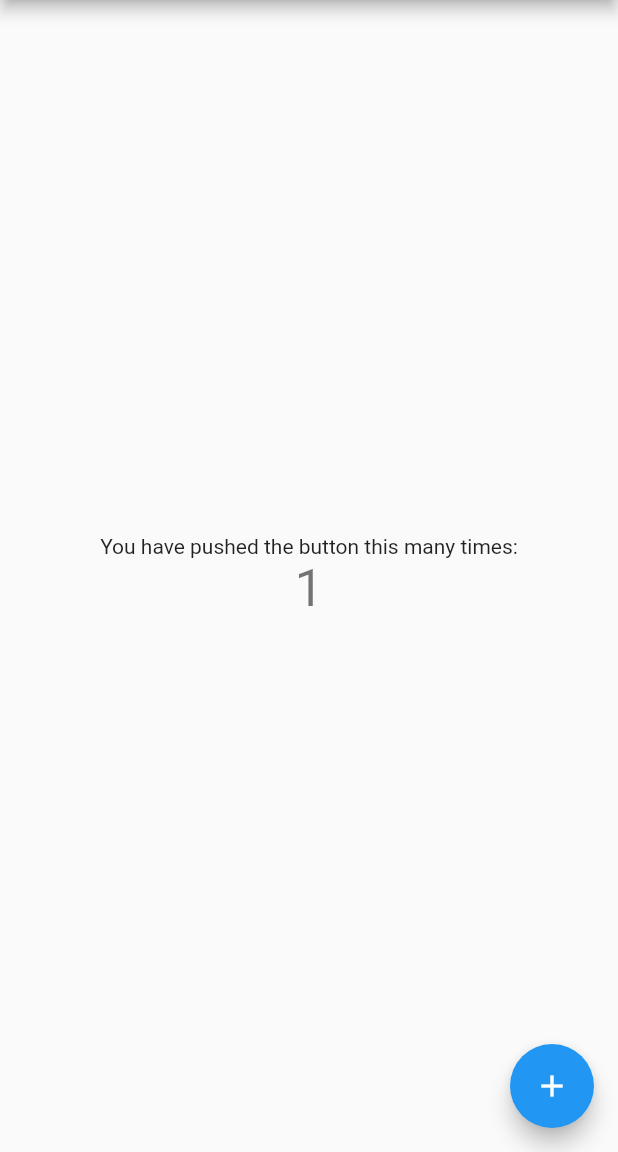
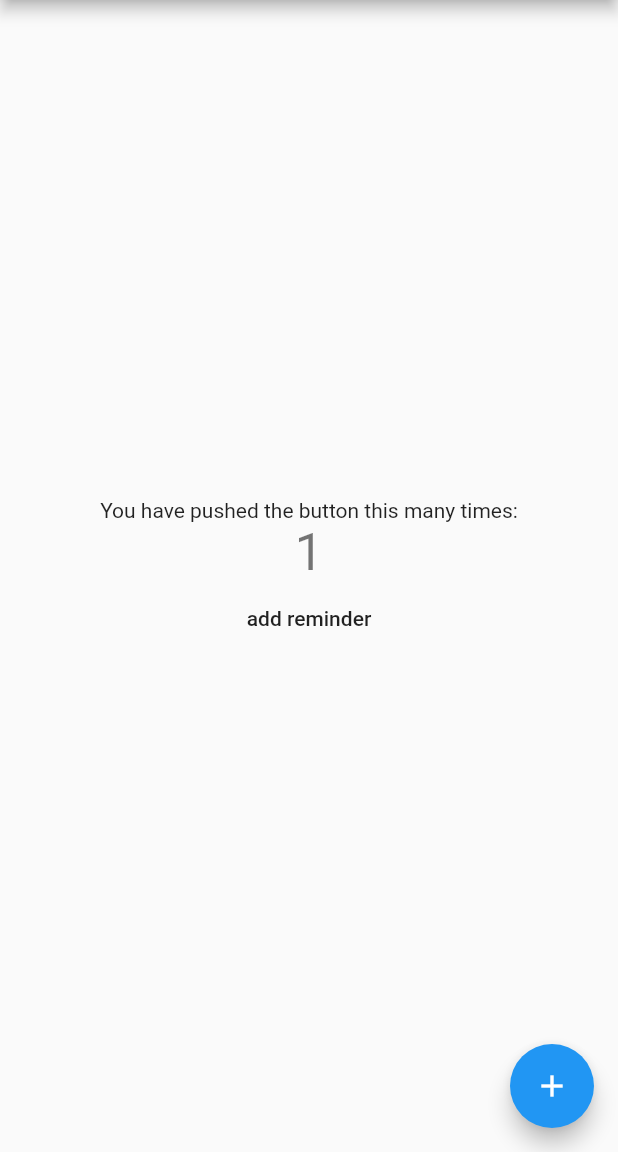
Before and after one commit to kelegorm/kotflut1, a Flutter app: the screen it shows after launch, after a tap on the "add" icon, on a phone screen of 412 x 824 dp, the part 84-1236 px from its top. Run offline on Flutter 3.47's test engine with Material 2 defaults, Android fonts, the phone set to English and light mode, and no system bars; statements that could not run were skipped.

```diff
--- a/lib/main.dart
+++ b/lib/main.dart
@@ -23,6 +23,10 @@ class MyApp extends StatelessWidget {
         primarySwatch: Colors.blue,
       ),
       home: new MyHomePage(title: 'Flutter Demo Home Page'),
+      routes: <String, WidgetBuilder>{
+        '/':         (BuildContext context) => new StockHome(stocks, _configuration, configurationUpdater),
+        '/settings': (BuildContext context) => new StockSettings(_configuration, configurationUpdater)
+      },
     );
   }
 }
@@ -63,8 +67,7 @@ class _MyHomePageState extends State<MyHomePage> {
       // called again, and so nothing would appear to happen.
       _counter++;
 
-      platform.send("make_icon");
-      print("lalal1");
+      platform.send("sended message");
     });
   }
 
@@ -108,6 +111,10 @@ class _MyHomePageState extends State<MyHomePage> {
               '${_counter}',
               style: Theme.of(context).textTheme.display1,
             ),
+            new MaterialButton(
+              child: new Text("add reminder"),
+              onPressed: () => platform.send("make_icon"),
+            )
           ],
         ),
       ),
```
Also changed, not shown: 1 other file.
